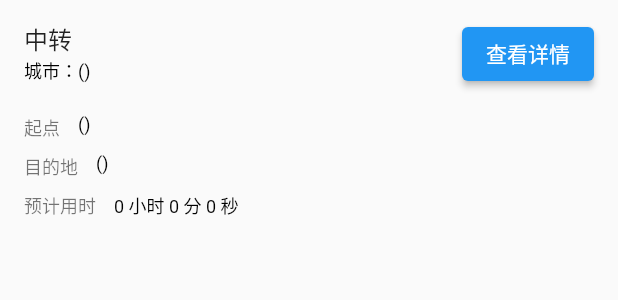
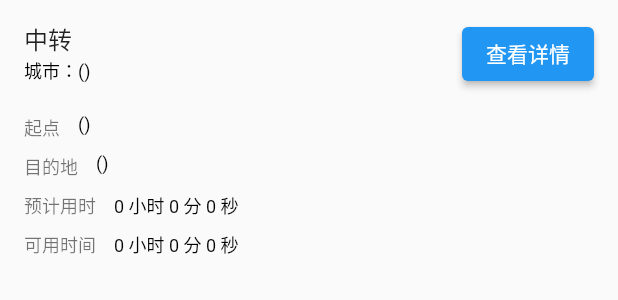
Before and after one commit to airroute/frontend-demo, a Flutter app: the TransitItem widget shown alone on an empty page, opened directly with empty values, on a phone screen of 412 x 824 dp. Shown: the top 300 px of the screen. Run offline on Flutter 3.47's test engine with Material 2 defaults, Android fonts, the light colour scheme and no system bars; our stand-ins replace bot_toast, dio; statements that could not run were skipped.

Commit message:
fix ios and add actual time

```diff
--- a/lib/item.dart
+++ b/lib/item.dart
@@ -60,12 +60,21 @@ class ScanResultTile extends StatelessWidget {
     for (var i = 0; i < item.items.length; i++) {
       switch (item.items[i].getType()) {
         case ItemType.transit:
-          if(item.items[i - 1].getType() == ItemType.train) {
+          final end_time = DateTime.parse(item.items[i - 1].end_time!);
+          final begin_time = DateTime.parse(item.items[i + 1].begin_time!);
+          final time = begin_time.difference(end_time);
+          if (item.items[i - 1].getType() == ItemType.train) {
             widgets.add(TransitItem(
-              item: item.items[i], transitType: TransitType.train_to_plane,));
-          }else {
+              item: item.items[i],
+              transitType: TransitType.train_to_plane,
+              time: time,
+            ));
+          } else {
             widgets.add(TransitItem(
-              item: item.items[i], transitType: TransitType.plane_to_train,));
+              item: item.items[i],
+              transitType: TransitType.plane_to_train,
+              time: time,
+            ));
           }
           break;
         case ItemType.train:
@@ -114,7 +123,8 @@ class TrainItem extends StatelessWidget {
       children: [
         ListTile(
           title: Text("火车"),
-          subtitle: Text("车次：${item.source_train_no}",style: Theme.of(context)
+          subtitle: Text("车次：${item.source_train_no}",
+              style: Theme.of(context)
                   .textTheme
                   .caption
                   ?.apply(color: Colors.black)),
@@ -132,8 +142,10 @@ class TrainItem extends StatelessWidget {
         ),
         ListBody(
           children: [
-            _buildAdvRow(context, "出发站", "${item.begin_train_station_name}(${item.begin_train_station_no})"),
-            _buildAdvRow(context, "到达站", "${item.end_train_station_name}(${item.end_train_station_no})"),
+            _buildAdvRow(context, "出发站",
+                "${item.begin_train_station_name}(${item.begin_train_station_no})"),
+            _buildAdvRow(context, "到达站",
+                "${item.end_train_station_name}(${item.end_train_station_no})"),
             _buildAdvRow(context, "出发时间", "${item.begin_time}"),
             _buildAdvRow(context, "到达时间", "${item.end_time}"),
           ],
@@ -144,9 +156,11 @@ class TrainItem extends StatelessWidget {
 }
 
 class TransitItem extends StatelessWidget {
-  TransitItem({Key? key, required this.item, required this.transitType}) : super(key: key);
+  TransitItem({Key? key, required this.item, required this.transitType, required this.time})
+      : super(key: key);
   Item item;
   TransitType transitType;
+  Duration time;
 
   Widget _buildAdvRow(BuildContext context, String title, String value) {
     return Padding(
@@ -179,7 +193,8 @@ class TransitItem extends StatelessWidget {
       children: [
         ListTile(
           title: Text("中转"),
-          subtitle: Text("城市：${item.city_name}(${item.city_no})",style: Theme.of(context)
+          subtitle: Text("城市：${item.city_name}(${item.city_no})",
+              style: Theme.of(context)
                   .textTheme
                   .caption
                   ?.apply(color: Colors.black)),
@@ -203,17 +218,24 @@ class TransitItem extends StatelessWidget {
   }
 
   List<Widget> getList(BuildContext context) {
-    if( transitType == TransitType.train_to_plane) {
+    if (transitType == TransitType.train_to_plane) {
       return [
-        _buildAdvRow(context, "起点", "${item.train_station_name}(${item.train_station_no})"),
-        _buildAdvRow(context, "目的地", "${item.airport_name}(${item.airport_no})"),
-        _buildAdvRow(context, "预计用时", "${item.time! ~/ 3600} 小时 ${(item.time! ~/ 60) % 60} 分 ${item.time! % 60} 秒"),
+        _buildAdvRow(context, "起点",
+            "${item.train_station_name}(${item.train_station_no})"),
+        _buildAdvRow(
+            context, "目的地", "${item.airport_name}(${item.airport_no})"),
+        _buildAdvRow(context, "预计用时",
+            "${item.time! ~/ 3600} 小时 ${(item.time! ~/ 60) % 60} 分 ${item.time! % 60} 秒"),
+        _buildAdvRow(context, "可用时间",
+            "${time.inHours} 小时 ${time.inMinutes % 60} 分 ${time.inSeconds % 60} 秒"),
       ];
     }
     return [
       _buildAdvRow(context, "起点", "${item.airport_name}(${item.airport_no})"),
-      _buildAdvRow(context, "目的地", "${item.train_station_name}(${item.train_station_no})"),
-      _buildAdvRow(context, "预计用时", "${item.time! ~/ 3600} 小时 ${(item.time! ~/ 60) % 60} 分 ${item.time! % 60} 秒"),
+      _buildAdvRow(context, "目的地",
+          "${item.train_station_name}(${item.train_station_no})"),
+      _buildAdvRow(context, "预计用时",
+          "${item.time! ~/ 3600} 小时 ${(item.time! ~/ 60) % 60} 分 ${item.time! % 60} 秒"),
     ];
   }
 }
@@ -253,7 +275,8 @@ class PlaneItem extends StatelessWidget {
       children: [
         ListTile(
           title: Text("飞机"),
-          subtitle: Text("航班号：${item.plane_no}",style: Theme.of(context)
+          subtitle: Text("航班号：${item.plane_no}",
+              style: Theme.of(context)
                   .textTheme
                   .caption
                   ?.apply(color: Colors.black)),
@@ -271,8 +294,10 @@ class PlaneItem extends StatelessWidget {
         ),
         ListBody(
           children: [
-            _buildAdvRow(context, "出发机场", "${item.begin_airport_name}(${item.begin_airport_no})"),
-            _buildAdvRow(context, "到达机场", "${item.end_airport_name}(${item.end_airport_no})"),
+            _buildAdvRow(context, "出发机场",
+                "${item.begin_airport_name}(${item.begin_airport_no})"),
+            _buildAdvRow(context, "到达机场",
+                "${item.end_airport_name}(${item.end_airport_no})"),
             _buildAdvRow(context, "出发时间", "${item.begin_time}"),
             _buildAdvRow(context, "到达时间", "${item.end_time}"),
           ],
@@ -386,7 +411,6 @@ enum ItemType {
   transit,
 }
 
-
 enum TransitType {
   train_to_plane,
   plane_to_train,
```
Also changed, not shown: pubspec.lock, 2 other files. Lines whose indentation alone changed are shown as unchanged.
